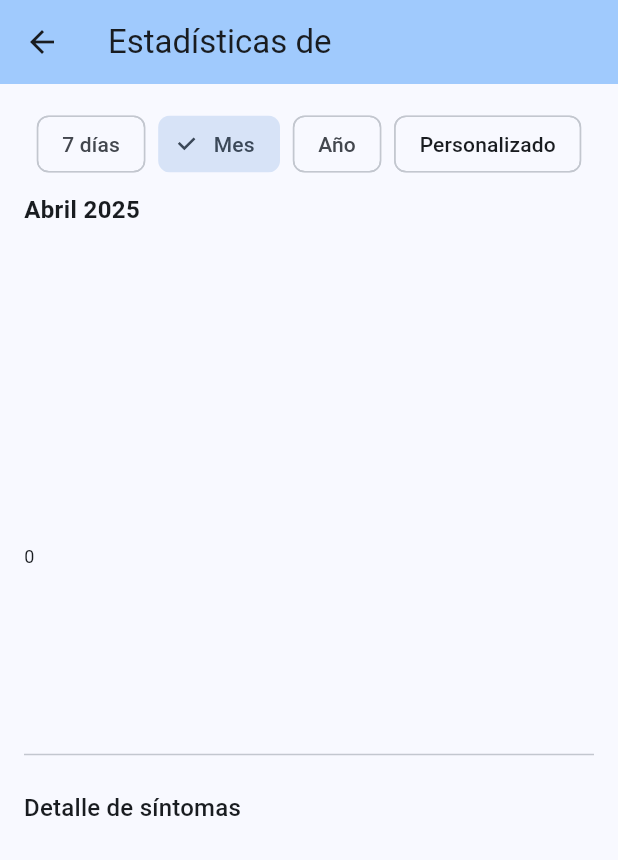
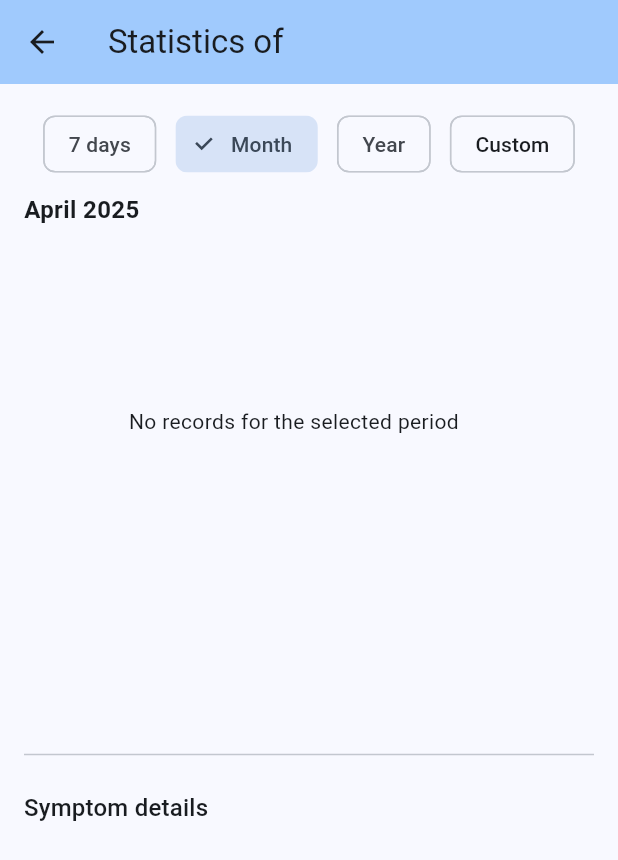
Before and after one commit to alba-lamas/health-tracker, a Flutter app: the StatisticsScreen screen opened directly with empty values, on a phone screen of 412 x 824 dp. Shown: the top 860 px of the screen. Run offline on Flutter 3.47's test engine with Material 3 defaults, Android fonts, the phone set to English and light mode, and no system bars; drawn by our look-alikes of fl_chart; our stand-ins replace image_picker, shared_preferences, table_calendar; accounts and stored records are empty; generated files the repository leaves out were written again.

Commit message:
translate all the app

```diff
--- a/lib/l10n/app_en.arb
+++ b/lib/l10n/app_en.arb
@@ -62,5 +62,63 @@
             }
         }
     },
-    "logout": "Log out"
+    "logout": "Log out",
+    "last7Days": "7 days",
+    "month": "Month",
+    "year": "Year",
+    "custom": "Custom",
+    "customPeriod": "Custom period",
+    "lastDays": "Last 7 days",
+    "monthYear": "{month} {year}",
+    "@monthYear": {
+        "placeholders": {
+            "month": { "type": "String" },
+            "year": { "type": "String" }
+        }
+    },
+    "yearOnly": "Year {year}",
+    "@yearOnly": {
+        "placeholders": {
+            "year": { "type": "String" }
+        }
+    },
+    "dateRange": "{start} - {end}",
+    "@dateRange": {
+        "placeholders": {
+            "start": { "type": "String" },
+            "end": { "type": "String" }
+        }
+    },
+    "noRecordsForPeriod": "No records for the selected period",
+    "symptomDetails": "Symptom details",
+    "tagHead": "Head",
+    "tagBack": "Back",
+    "tagStomach": "Stomach",
+    "january": "January",
+    "february": "February",
+    "march": "March",
+    "april": "April",
+    "may": "May",
+    "june": "June",
+    "july": "July",
+    "august": "August",
+    "september": "September",
+    "october": "October",
+    "november": "November",
+    "december": "December",
+    "profileColor": "Profile color:",
+    "deleteProfileTitle": "Delete Profile",
+    "deleteProfileConfirmation": "Are you sure you want to delete {name}'s profile? This action cannot be undone.",
+    "@deleteProfileConfirmation": {
+        "placeholders": {
+            "name": { "type": "String" }
+        }
+    },
+    "manageTagsTitle": "Manage Tags",
+    "newTagLabel": "New Tag",
+    "editSymptomTitle": "Edit Symptom",
+    "editSymptomDescription": "Describe the symptom",
+    "profileColorLabel": "Profile color:",
+    "tagName": "Tag name",
+    "editTag": "Edit Tag"
 }
--- a/lib/screens/statistics_screen.dart
+++ b/lib/screens/statistics_screen.dart
@@ -2,6 +2,7 @@ import 'package:flutter/material.dart';
 import 'package:fl_chart/fl_chart.dart';
 import '../models/symptom.dart';
 import '../models/tag.dart';
+import 'package:flutter_gen/gen_l10n/app_localizations.dart';
 
 class StatisticsScreen extends StatefulWidget {
   final Map<String, List<Symptom>> symptoms;
@@ -97,41 +98,62 @@ class _StatisticsScreenState extends State<StatisticsScreen> {
   }
 
   String _getPeriodTitle() {
+    final localizations = AppLocalizations.of(context)!;
     final now = DateTime.now();
     switch (_selectedPeriod) {
       case 'week':
-        return 'Últimos 7 días';
+        return localizations.lastDays;
       case 'month':
-        return '${_getMonthName(now.month)} ${now.year}';
+        return localizations.monthYear(
+          _getMonthName(now.month),
+          now.year.toString(),
+        );
       case 'year':
-        return 'Año ${now.year}';
+        return localizations.yearOnly(now.year.toString());
       case 'custom':
         if (_customStartDate != null && _customEndDate != null) {
-          return '${_customStartDate!.day}/${_customStartDate!.month} - ${_customEndDate!.day}/${_customEndDate!.month}';
+          return localizations.dateRange(
+            '${_customStartDate!.day}/${_customStartDate!.month}',
+            '${_customEndDate!.day}/${_customEndDate!.month}',
+          );
         }
-        return 'Período personalizado';
+        return localizations.customPeriod;
       default:
         return '';
     }
   }
 
   String _getMonthName(int month) {
-    const months = [
-      'Enero', 'Febrero', 'Marzo', 'Abril', 'Mayo', 'Junio',
-      'Julio', 'Agosto', 'Septiembre', 'Octubre', 'Noviembre', 'Diciembre'
+    final localizations = AppLocalizations.of(context)!;
+    final months = [
+      localizations.january,
+      localizations.february,
+      localizations.march,
+      localizations.april,
+      localizations.may,
+      localizations.june,
+      localizations.july,
+      localizations.august,
+      localizations.september,
+      localizations.october,
+      localizations.november,
+      localizations.december,
     ];
     return months[month - 1];
   }
 
   @override
   Widget build(BuildContext context) {
+    final localizations = AppLocalizations.of(context)!;
     final tagFrequency = _calculateTagFrequency();
+    // Filtrar solo las etiquetas que tienen registros
+    final activeTags = widget.tags.where((tag) => (tagFrequency[tag.name] ?? 0) > 0).toList();
     final maxValue = tagFrequency.values.fold(0, (max, value) => value > max ? value : max);
-    final filteredSymptoms = _getFilteredSymptoms();  // Nueva función para obtener los síntomas filtrados
+    final filteredSymptoms = _getFilteredSymptoms();
 
     return Scaffold(
       appBar: AppBar(
-        title: Text('Estadísticas de ${widget.userName}'),
+        title: Text(localizations.statisticsOf(widget.userName)),
         backgroundColor: Theme.of(context).colorScheme.inversePrimary,
       ),
       body: SingleChildScrollView(  // Añadido para permitir scroll
@@ -145,28 +167,28 @@ class _StatisticsScreenState extends State<StatisticsScreen> {
                 mainAxisAlignment: MainAxisAlignment.spaceEvenly,
                 children: [
                   ChoiceChip(
-                    label: const Text('7 días'),
+                    label: Text(localizations.last7Days),
                     selected: _selectedPeriod == 'week',
                     onSelected: (selected) {
                       setState(() => _selectedPeriod = 'week');
                     },
                   ),
                   ChoiceChip(
-                    label: const Text('Mes'),
+                    label: Text(localizations.month),
                     selected: _selectedPeriod == 'month',
                     onSelected: (selected) {
                       setState(() => _selectedPeriod = 'month');
                     },
                   ),
                   ChoiceChip(
-                    label: const Text('Año'),
+                    label: Text(localizations.year),
                     selected: _selectedPeriod == 'year',
                     onSelected: (selected) {
                       setState(() => _selectedPeriod = 'year');
                     },
                   ),
                   ActionChip(
-                    label: const Text('Personalizado'),
+                    label: Text(localizations.custom),
                     onPressed: _showCustomDatePicker,
                     backgroundColor: _selectedPeriod == 'custom'
                       ? Theme.of(context).primaryColor
@@ -189,12 +211,19 @@ class _StatisticsScreenState extends State<StatisticsScreen> {
               SizedBox(
                 height: 300,
                 child: Padding(
-                  padding: const EdgeInsets.only(right: 20.0, bottom: 40.0),
-                  child: BarChart(
+                  padding: const EdgeInsets.only(right: 20.0, bottom: 80.0),
+                  child: activeTags.isEmpty
+                    ? Center(
+                        child: Text(
+                          localizations.noRecordsForPeriod,
+                          textAlign: TextAlign.center,
+                        ),
+                      )
+                    : BarChart(
                         BarChartData(
                           alignment: BarChartAlignment.spaceAround,
                           maxY: maxValue.toDouble(),
-                      barGroups: widget.tags.asMap().entries.map((entry) {
+                          barGroups: activeTags.asMap().entries.map((entry) {
                             final index = entry.key;
                             final tag = entry.value;
                             return BarChartGroupData(
@@ -215,20 +244,24 @@ class _StatisticsScreenState extends State<StatisticsScreen> {
                               sideTitles: SideTitles(
                                 showTitles: true,
                                 getTitlesWidget: (value, meta) {
+                                  final tagName = activeTags[value.toInt()].name;
+                                  final words = tagName.split(' ');
                                   return Padding(
                                     padding: const EdgeInsets.only(top: 8.0),
                                     child: RotatedBox(
                                       quarterTurns: 1,
-                                  child: Text(
-                                    widget.tags[value.toInt()].name,
+                                      child: Column(
+                                        mainAxisSize: MainAxisSize.min,
+                                        children: words.map((word) => Text(
+                                          word,
                                           style: const TextStyle(fontSize: 12),
-                                    maxLines: 1,
-                                    overflow: TextOverflow.ellipsis,
+                                          textAlign: TextAlign.center,
+                                        )).toList(),
                                       ),
                                     ),
                                   );
                                 },
-                            reservedSize: 60,
+                                reservedSize: 80,
                               ),
                             ),
                             leftTitles: AxisTitles(
@@ -260,7 +293,7 @@ class _StatisticsScreenState extends State<StatisticsScreen> {
               const Divider(),
               const SizedBox(height: 16),
               Text(
-                'Detalle de síntomas',
+                localizations.symptomDetails,
                 style: Theme.of(context).textTheme.titleMedium,
               ),
               const SizedBox(height: 8),
@@ -297,10 +330,10 @@ class _StatisticsScreenState extends State<StatisticsScreen> {
                         const SizedBox(width: 4),
                         Text(
                           symptom.timeOfDay == 'morning'
-                            ? 'Mañana'
+                            ? localizations.morning
                             : symptom.timeOfDay == 'afternoon'
-                              ? 'Tarde'
-                              : 'Todo el día',
+                              ? localizations.afternoon
+                              : localizations.allDay,
                           style: const TextStyle(fontSize: 12),
                         ),
                       ],
```
Also changed, not shown: lib/l10n/app_ca.arb (+23 -1 lines), lib/l10n/app_es.arb (+23 -1 lines), lib/main.dart (+46 -90 lines), lib/screens/user_selection_screen.dart (+39 -26 lines). Lines whose indentation alone changed are shown as unchanged.
